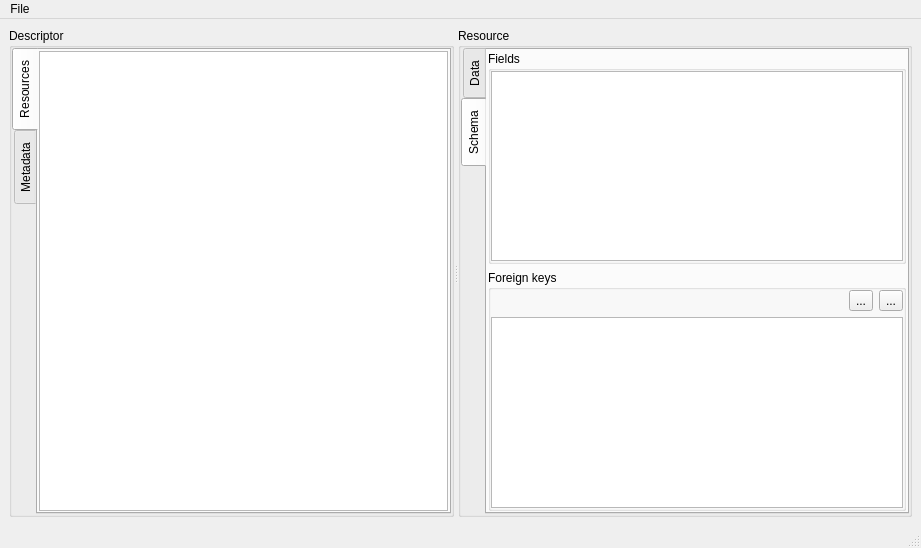
Qt form spinetoolbox/ui/spine_datapackage_form.ui (spine-tools/Spine-Toolbox) before a commit.
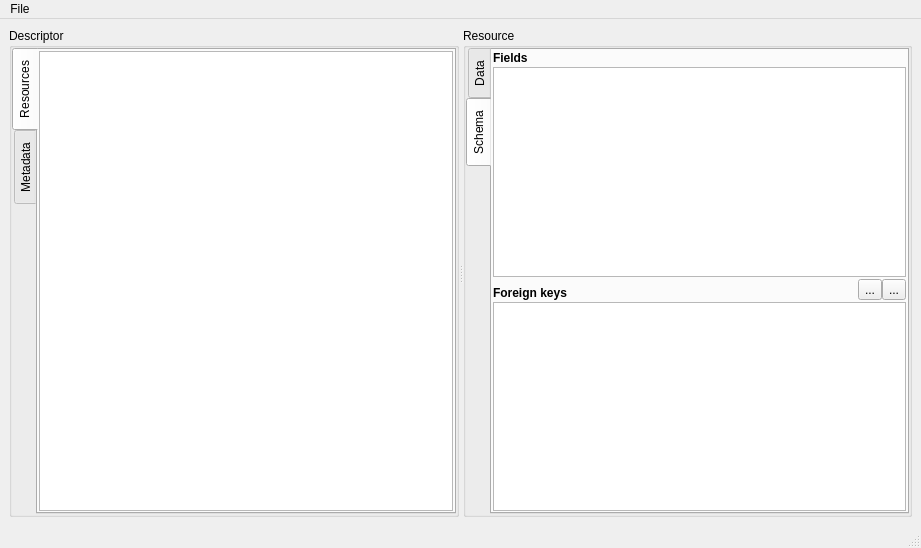
The same form after that commit. Icons and pictures are not drawn. Custom widgets are drawn as their Qt base class.

The edit to the form file:
```diff
--- a/spinetoolbox/ui/spine_datapackage_form.ui
+++ b/spinetoolbox/ui/spine_datapackage_form.ui
@@ -189,6 +189,9 @@
             <string>Schema</string>
            </attribute>
            <layout class="QVBoxLayout" name="verticalLayout_4">
+            <property name="spacing">
+             <number>2</number>
+            </property>
             <property name="leftMargin">
              <number>1</number>
             </property>
@@ -202,32 +205,21 @@
              <number>1</number>
             </property>
             <item>
-             <widget class="QGroupBox" name="groupBox_fields">
-              <property name="sizePolicy">
-               <sizepolicy hsizetype="Preferred" vsizetype="Expanding">
-                <horstretch>0</horstretch>
-                <verstretch>0</verstretch>
-               </sizepolicy>
+             <widget class="QLabel" name="label">
+              <property name="font">
+               <font>
+                <weight>75</weight>
+                <bold>true</bold>
+               </font>
               </property>
-              <property name="title">
+              <property name="text">
                <string>Fields</string>
               </property>
-              <layout class="QVBoxLayout" name="verticalLayout_5">
-               <property name="spacing">
-                <number>6</number>
-               </property>
-               <property name="leftMargin">
-                <number>0</number>
-               </property>
-               <property name="topMargin">
-                <number>0</number>
-               </property>
-               <property name="rightMargin">
-                <number>0</number>
-               </property>
-               <property name="bottomMargin">
-                <number>0</number>
-               </property>
+              <property name="alignment">
+               <set>Qt::AlignBottom|Qt::AlignLeading|Qt::AlignLeft</set>
+              </property>
+             </widget>
+            </item>
                <item>
                 <widget class="QTreeView" name="treeView_fields">
                  <property name="selectionBehavior">
@@ -238,32 +230,27 @@
                  </property>
                 </widget>
                </item>
-              </layout>
-             </widget>
-            </item>
-            <item>
-             <widget class="QGroupBox" name="groupBox_foreign_keys">
-              <property name="title">
-               <string>Foreign keys</string>
-              </property>
-              <layout class="QVBoxLayout" name="verticalLayout_6">
-               <property name="spacing">
-                <number>6</number>
-               </property>
-               <property name="leftMargin">
-                <number>0</number>
-               </property>
-               <property name="topMargin">
-                <number>0</number>
-               </property>
-               <property name="rightMargin">
-                <number>0</number>
-               </property>
-               <property name="bottomMargin">
-                <number>0</number>
-               </property>
                <item>
                 <layout class="QHBoxLayout" name="horizontalLayout">
+              <property name="spacing">
+               <number>0</number>
+              </property>
+              <item>
+               <widget class="QLabel" name="label_2">
+                <property name="font">
+                 <font>
+                  <weight>75</weight>
+                  <bold>true</bold>
+                 </font>
+                </property>
+                <property name="text">
+                 <string>Foreign keys</string>
+                </property>
+                <property name="alignment">
+                 <set>Qt::AlignBottom|Qt::AlignLeading|Qt::AlignLeft</set>
+                </property>
+               </widget>
+              </item>
                  <item>
                   <spacer name="horizontalSpacer">
                    <property name="orientation">
@@ -304,9 +291,6 @@
                  <property name="rootIsDecorated">
                   <bool>false</bool>
                  </property>
-                </widget>
-               </item>
-              </layout>
              </widget>
             </item>
            </layout>
```
Left out of the diff: 3 changed lines with no effect on the pictures. Lines whose indentation alone changed are shown as unchanged.
